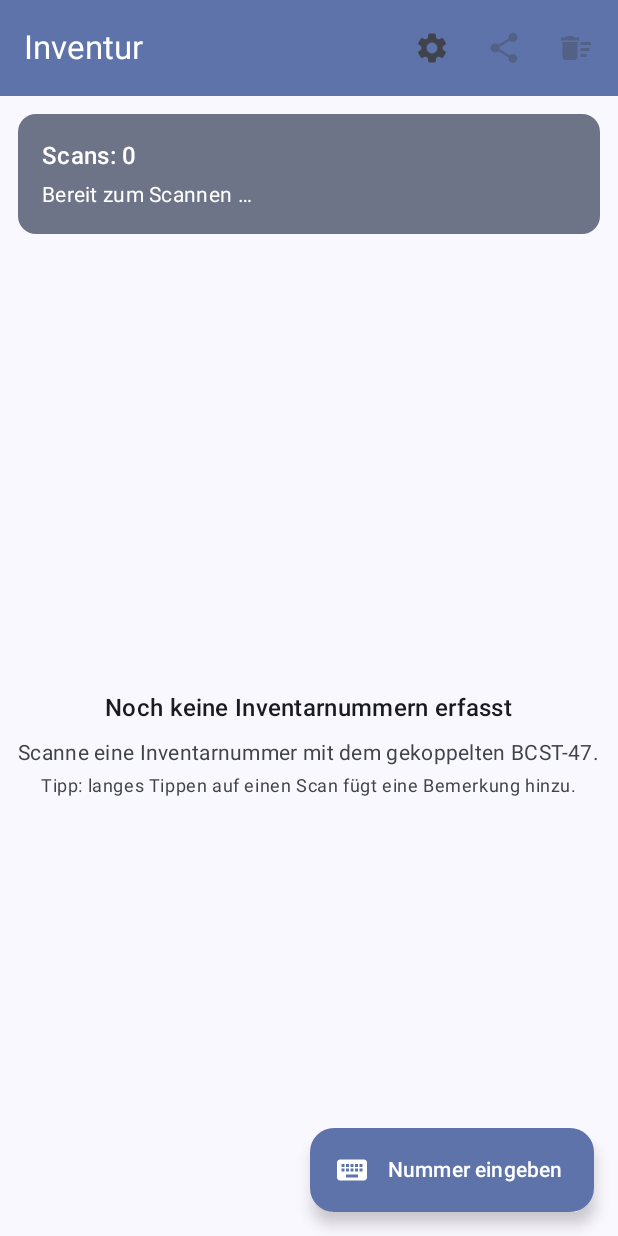
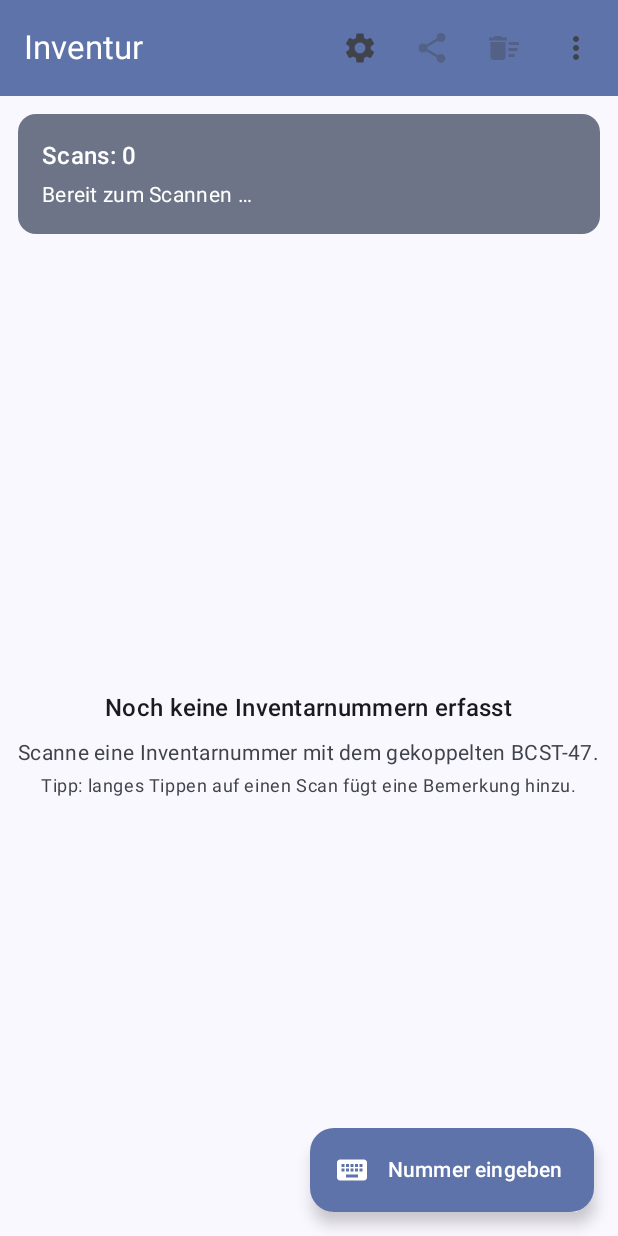
Before and after one commit to olafkenfenheuer/inventur, an Android app built with Jetpack Compose: the screen it shows after launch (MainActivity), on a phone screen of 412 x 824 dp. Run offline under Robolectric (Android 15) with nearby library versions, the phone set to English and light mode, and no system bars; libraries missing offline, so code that uses them is left out: com.inateck.scanner; 1 statement that could not run was skipped.

Commit message:
Copyright: Splash-Screen und Ueber-Dialog + Version 1.1
Neuer Splash-Screen (2s) mit Icon, App-Name und Copyright-Hinweis.
Ueberlaufmenue "Ueber die App" zeigt Version und Copyright.
COPYRIGHT_NOTICE als zentrale Konstante. versionName 1.1 / versionCode 2.

Co-Authored-By: Claude Opus 4.8 <noreply@anthropic.com>

```diff
--- a/app/build.gradle.kts
+++ b/app/build.gradle.kts
@@ -21,8 +21,8 @@ android {
         applicationId = "com.kenfenheuer.inventur"
         minSdk = 24
         targetSdk = 36
-        versionCode = 1
-        versionName = "1.0"
+        versionCode = 2
+        versionName = "1.1"
 
         testInstrumentationRunner = "androidx.test.runner.AndroidJUnitRunner"
 
--- a/app/src/main/java/com/kenfenheuer/inventur/ui/InventoryScreen.kt
+++ b/app/src/main/java/com/kenfenheuer/inventur/ui/InventoryScreen.kt
@@ -24,13 +24,17 @@ import androidx.compose.material.icons.Icons
 import androidx.compose.material.icons.filled.Delete
 import androidx.compose.material.icons.filled.DeleteSweep
 import androidx.compose.material.icons.filled.EditNote
+import androidx.compose.material.icons.filled.Info
 import androidx.compose.material.icons.filled.Keyboard
+import androidx.compose.material.icons.filled.MoreVert
 import androidx.compose.material.icons.filled.Settings
 import androidx.compose.material.icons.filled.Share
 import androidx.compose.material.icons.filled.Warning
 import androidx.compose.material3.AlertDialog
 import androidx.compose.material3.Card
 import androidx.compose.material3.CardDefaults
+import androidx.compose.material3.DropdownMenu
+import androidx.compose.material3.DropdownMenuItem
 import androidx.compose.material3.ExperimentalMaterial3Api
 import androidx.compose.material3.ExtendedFloatingActionButton
 import androidx.compose.material3.Icon
@@ -69,6 +73,8 @@ import java.util.Locale
 
 private val rowTimeFormat = SimpleDateFormat("dd.MM.yyyy HH:mm:ss", Locale.GERMANY)
 
+const val COPYRIGHT_NOTICE = "© 2026 Olaf Kenfenheuer"
+
 private fun Context.findMainActivity(): MainActivity? {
     var ctx: Context? = this
     while (ctx is ContextWrapper) {
@@ -90,6 +96,8 @@ fun InventoryScreen(
 
     var showClearDialog by remember { mutableStateOf(false) }
     var showManualDialog by remember { mutableStateOf(false) }
+    var showMenu by remember { mutableStateOf(false) }
+    var showAboutDialog by remember { mutableStateOf(false) }
     var noteTarget by remember { mutableStateOf<ScanEntry?>(null) }
     var deleteTarget by remember { mutableStateOf<ScanEntry?>(null) }
 
@@ -121,6 +129,26 @@ fun InventoryScreen(
                         onClick = { showClearDialog = true },
                     ) {
                         Icon(Icons.Filled.DeleteSweep, contentDescription = "Liste leeren")
+                    }
+                    Box {
+                        IconButton(onClick = { showMenu = true }) {
+                            Icon(Icons.Filled.MoreVert, contentDescription = "Weitere Optionen")
+                        }
+                        DropdownMenu(
+                            expanded = showMenu,
+                            onDismissRequest = { showMenu = false },
+                        ) {
+                            DropdownMenuItem(
+                                text = { Text("Über die App") },
+                                leadingIcon = {
+                                    Icon(Icons.Filled.Info, contentDescription = null)
+                                },
+                                onClick = {
+                                    showMenu = false
+                                    showAboutDialog = true
+                                },
+                            )
+                        }
                     }
                 },
             )
@@ -183,6 +211,10 @@ fun InventoryScreen(
                 TextButton(onClick = { showClearDialog = false }) { Text("Abbrechen") }
             },
         )
+    }
+
+    if (showAboutDialog) {
+        AboutDialog(onDismiss = { showAboutDialog = false })
     }
 
     if (showManualDialog) {
@@ -363,6 +395,46 @@ private fun ScanRow(
 }
 
 @Composable
+private fun AboutDialog(onDismiss: () -> Unit) {
+    val context = LocalContext.current
+    val versionName = remember {
+        runCatching {
+            context.packageManager.getPackageInfo(context.packageName, 0).versionName
+        }.getOrNull().orEmpty()
+    }
+
+    AlertDialog(
+        onDismissRequest = onDismiss,
+        icon = { Icon(Icons.Filled.Info, contentDescription = null) },
+        title = { Text("Inventur") },
+        text = {
+            Column {
+                if (versionName.isNotEmpty()) {
+                    Text(
+                        text = "Version $versionName",
+                        style = MaterialTheme.typography.bodyMedium,
+                    )
+                    Spacer(Modifier.size(8.dp))
+                }
+                Text(
+                    text = COPYRIGHT_NOTICE,
+                    style = MaterialTheme.typography.bodyMedium,
+                )
+                Spacer(Modifier.size(4.dp))
+                Text(
+                    text = "Alle Rechte vorbehalten.",
+                    style = MaterialTheme.typography.bodySmall,
+                    color = MaterialTheme.colorScheme.onSurfaceVariant,
+                )
+            }
+        },
+        confirmButton = {
+            TextButton(onClick = onDismiss) { Text("OK") }
+        },
+    )
+}
+
+@Composable
 private fun ManualEntryDialog(
     onDismiss: () -> Unit,
     onSave: (String) -> Unit,
--- a/app/src/main/java/com/kenfenheuer/inventur/ui/InventurRoot.kt
+++ b/app/src/main/java/com/kenfenheuer/inventur/ui/InventurRoot.kt
@@ -1,16 +1,30 @@
 package com.kenfenheuer.inventur.ui
 
 import androidx.compose.runtime.Composable
+import androidx.compose.runtime.LaunchedEffect
 import androidx.compose.runtime.getValue
 import androidx.compose.runtime.mutableStateOf
 import androidx.compose.runtime.remember
 import androidx.compose.runtime.saveable.rememberSaveable
 import androidx.compose.runtime.setValue
+import kotlinx.coroutines.delay
 
 enum class Screen { Inventory, Scanner }
 
 @Composable
 fun InventurRoot(viewModel: InventoryViewModel) {
+    // Splash nur einmal pro Prozessstart zeigen, nicht bei Konfigurationswechseln.
+    var showSplash by remember { mutableStateOf(true) }
+    LaunchedEffect(Unit) {
+        delay(2000)
+        showSplash = false
+    }
+
+    if (showSplash) {
+        SplashScreen()
+        return
+    }
+
     var screen by rememberSaveable { mutableStateOf(Screen.Inventory) }
 
     when (screen) {
--- /dev/null
+++ b/app/src/main/java/com/kenfenheuer/inventur/ui/SplashScreen.kt
@@ -0,0 +1,65 @@
+package com.kenfenheuer.inventur.ui
+
+import androidx.compose.foundation.Image
+import androidx.compose.foundation.background
+import androidx.compose.foundation.layout.Arrangement
+import androidx.compose.foundation.layout.Box
+import androidx.compose.foundation.layout.Column
+import androidx.compose.foundation.layout.fillMaxSize
+import androidx.compose.foundation.layout.padding
+import androidx.compose.foundation.layout.size
+import androidx.compose.foundation.layout.systemBarsPadding
+import androidx.compose.material3.Text
+import androidx.compose.runtime.Composable
+import androidx.compose.ui.Alignment
+import androidx.compose.ui.Modifier
+import androidx.compose.ui.graphics.Brush
+import androidx.compose.ui.graphics.Color
+import androidx.compose.ui.res.painterResource
+import androidx.compose.ui.text.font.FontWeight
+import androidx.compose.ui.unit.dp
+import androidx.compose.ui.unit.sp
+import com.kenfenheuer.inventur.R
+
+private val SplashGradient = Brush.linearGradient(
+    colors = listOf(Color(0xFF16386B), Color(0xFF2F77DB)),
+)
+
+@Composable
+fun SplashScreen() {
+    Box(
+        modifier = Modifier
+            .fillMaxSize()
+            .background(SplashGradient),
+        contentAlignment = Alignment.Center,
+    ) {
+        Column(horizontalAlignment = Alignment.CenterHorizontally) {
+            Image(
+                painter = painterResource(R.drawable.ic_launcher_foreground),
+                contentDescription = null,
+                modifier = Modifier.size(160.dp),
+            )
+            Text(
+                text = "Inventur",
+                color = Color.White,
+                fontSize = 28.sp,
+                fontWeight = FontWeight.SemiBold,
+            )
+        }
+
+        Column(
+            modifier = Modifier
+                .align(Alignment.BottomCenter)
+                .systemBarsPadding()
+                .padding(bottom = 24.dp),
+            horizontalAlignment = Alignment.CenterHorizontally,
+            verticalArrangement = Arrangement.Bottom,
+        ) {
+            Text(
+                text = COPYRIGHT_NOTICE,
+                color = Color.White,
+                fontSize = 13.sp,
+            )
+        }
+    }
+}
```
